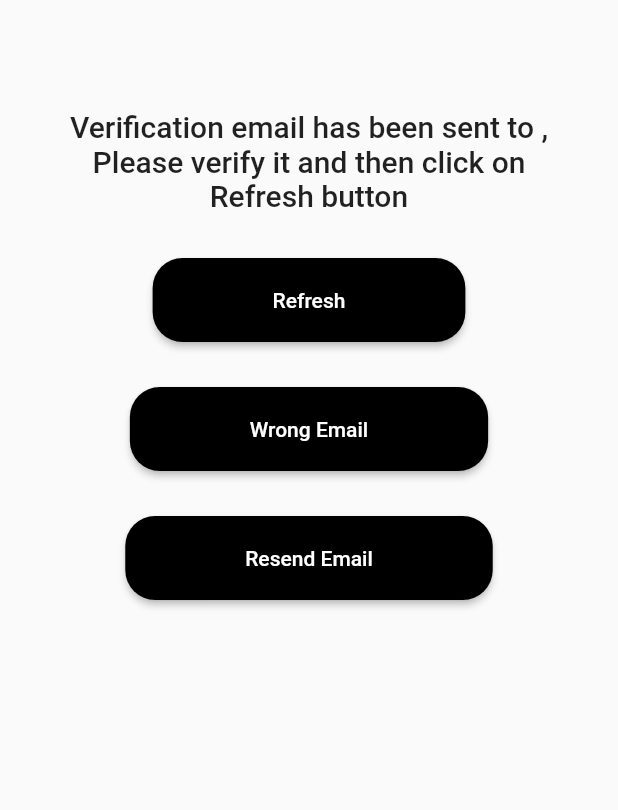
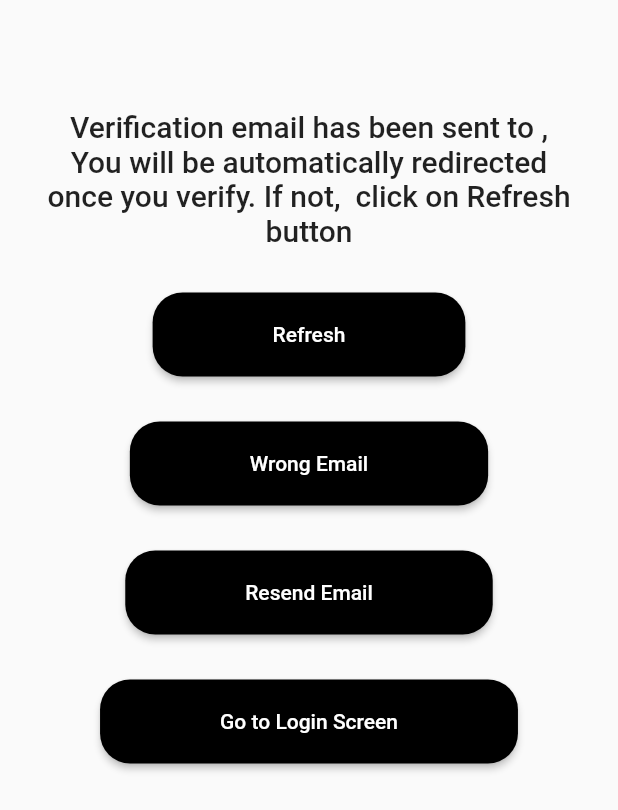
Before and after one commit to FurqanBhat/Study-Squad-public, a Flutter app: the VerificationScreen screen opened directly with empty values, on a phone screen of 412 x 824 dp. Shown: the top 810 px of the screen. Run offline on Flutter 3.47's test engine with Material 2 defaults, Android fonts, the phone set to English and light mode, and no system bars; our stand-ins replace auto_size_text, firebase_auth, firebase_core, flutter_spinkit; accounts and stored records are empty; network calls fail.

Commit message:
Added automatic redirection in verification screen

```diff
--- a/lib/screens/verification_screen.dart
+++ b/lib/screens/verification_screen.dart
@@ -1,7 +1,10 @@
+import 'dart:async';
+
 import 'package:firebase_auth/firebase_auth.dart';
 import 'package:flutter/material.dart';
 import 'package:provider/provider.dart';
 import 'package:study_squad/models/curr_user.dart';
+import 'package:study_squad/services/auth.dart';
 import 'package:study_squad/shared/constants.dart';
 class VerificationScreen extends StatefulWidget {
   Function toggle;
@@ -12,9 +15,37 @@ class VerificationScreen extends StatefulWidget {
 }
 
 class _VerificationScreenState extends State<VerificationScreen> {
+  void _startReloading() async {
+    User? currUser=await FirebaseAuth.instance.currentUser;
+    await currUser!.reload();
+    if(currUser!.emailVerified){
+      widget.toggle();
+    }
+    // Periodically update the counter every 5 seconds
+    Future.delayed(Duration(seconds: 3), () {
+      setState(() {
+        // Add logic here for reloading data or performing other actions
+      });
+      // Restart the process to reload again
+      _startReloading();
+    });
+  }
+  @override
+  void initState() {
+    // TODO: implement initState
+    super.initState();
+    _startReloading();
+
+  }
+  @override
+  void dispose()  {
+    super.dispose();
+  }
   @override
   Widget build(BuildContext context) {
     User? currUser=FirebaseAuth.instance.currentUser;
+    currUser!.reload();
+    AuthService _authService= AuthService();
     String? email=currUser!.email;
     return Scaffold(
       body: Container(
@@ -27,7 +58,7 @@ class _VerificationScreenState extends State<VerificationScreen> {
             children: [
               SizedBox(height: 30,),
               Text(
-                "Verification email has been sent to $email, Please verify it and then click on Refresh button",
+                "Verification email has been sent to $email, You will be automatically redirected once you verify. If not,  click on Refresh button",
                 textAlign: TextAlign.center,
                   style: TextStyle(
                   fontSize: 20,
@@ -73,6 +104,17 @@ class _VerificationScreenState extends State<VerificationScreen> {
                   },
                 ),
               ),
+              SizedBox(height: 30,),
+              Center(
+                child: ElevatedButton(
+                  style: buttonStyle,
+                  child: Text("Go to Login Screen"),
+                  onPressed: () async{
+                    await _authService.logout();
+
+                  },
+                ),
+              ),
             ],
           ),
         ),
```
